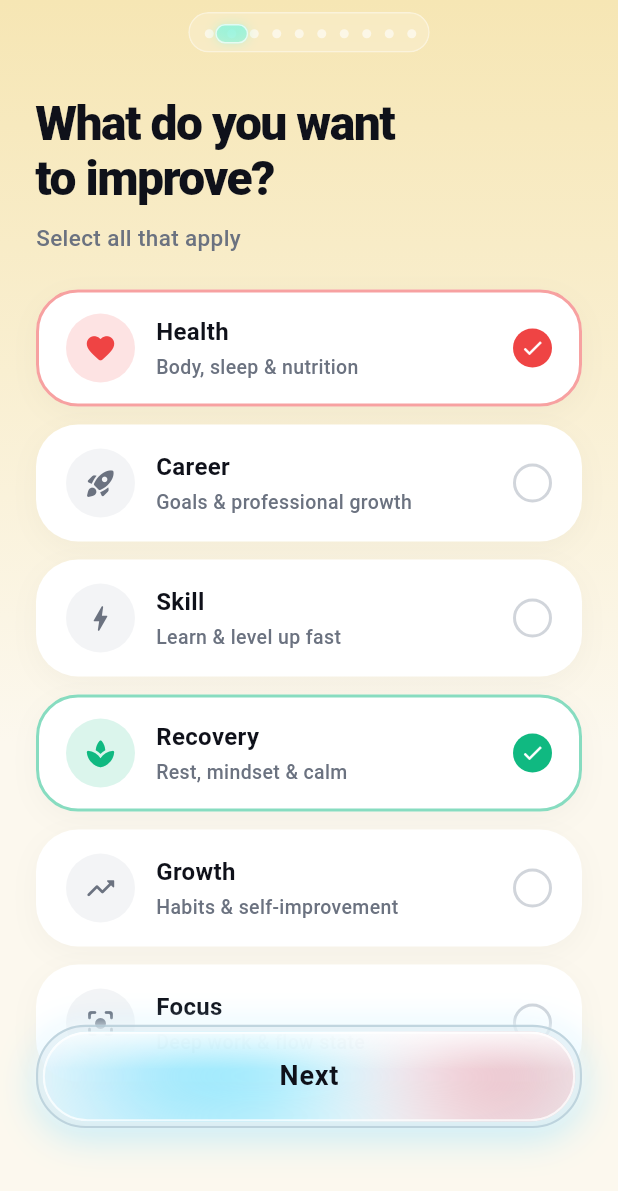
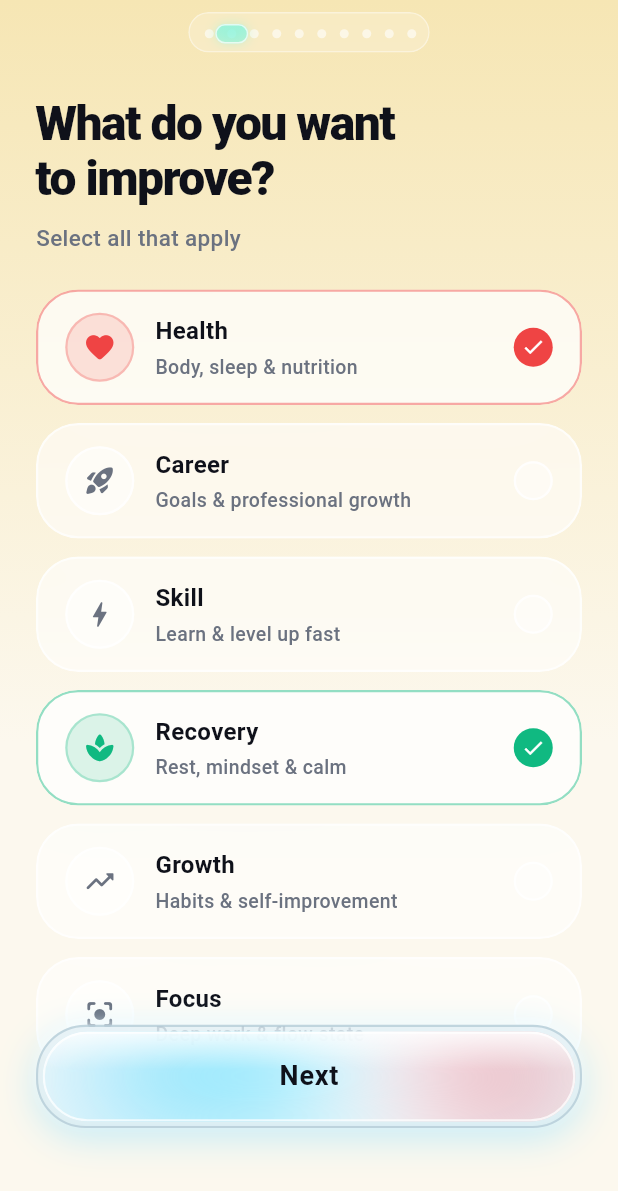
Before and after one commit to Nairitroyavay/optivus2, a Flutter app: the OnboardingScreen screen opened directly, swiped to page 2, on a phone screen of 412 x 824 dp. Shown: the top 1191 px of the screen. Run offline on Flutter 3.47's test engine with Material 3 defaults, Android fonts, the phone set to English and light mode, and no system bars.

Commit message:
feat: replace category rows with liquid glass widget in OnboardingPage1
Co-authored-by: Nairitroyavay <129119588+Nairitroyavay@users.noreply.github.com>

```diff
--- a/lib/onboarding/onboarding_page_1.dart
+++ b/lib/onboarding/onboarding_page_1.dart
@@ -1,3 +1,4 @@
+import 'dart:ui';
 import 'package:flutter/material.dart';
 import '../onboarding_screen.dart';
 
@@ -60,35 +61,45 @@ class _OnboardingPage1State extends State<OnboardingPage1> {
           _selectedItems.add(item.title);
         }
       }),
+      child: Padding(
+        padding: const EdgeInsets.only(bottom: 12),
+        child: ClipRRect(
+          borderRadius: BorderRadius.circular(28),
+          child: BackdropFilter(
+            filter: ImageFilter.blur(sigmaX: 20, sigmaY: 20),
             child: AnimatedContainer(
               duration: const Duration(milliseconds: 200),
-        margin: const EdgeInsets.only(bottom: 12),
               padding: const EdgeInsets.symmetric(horizontal: 18, vertical: 14),
               decoration: BoxDecoration(
-          color: Colors.white,
+                color: isSelected
+                    ? Colors.white.withOpacity(0.72)
+                    : Colors.white.withOpacity(0.52),
                 borderRadius: BorderRadius.circular(28),
                 border: Border.all(
-            color: isSelected ? item.primary.withOpacity(0.50) : Colors.transparent,
-            width: 2,
+                  color: isSelected
+                      ? item.primary.withOpacity(0.45)
+                      : Colors.white.withOpacity(0.70),
+                  width: 1.5,
                 ),
-          boxShadow: [
-            BoxShadow(
-              color: Colors.black.withOpacity(0.03),
-              blurRadius: 16,
-              offset: const Offset(0, 5),
-            ),
-          ],
               ),
               child: Row(
                 children: [
-            Container(
+                  // Glass icon circle
+                  AnimatedContainer(
+                    duration: const Duration(milliseconds: 200),
                     width: 46,
                     height: 46,
                     decoration: BoxDecoration(
                       color: isSelected
                           ? item.primary.withOpacity(0.15)
-                    : const Color(0xFFF3F4F6),
+                          : Colors.white.withOpacity(0.50),
                       shape: BoxShape.circle,
+                      border: Border.all(
+                        color: isSelected
+                            ? item.primary.withOpacity(0.25)
+                            : Colors.white.withOpacity(0.80),
+                        width: 1.5,
+                      ),
                     ),
                     child: Icon(
                       item.icon,
@@ -121,15 +132,19 @@ class _OnboardingPage1State extends State<OnboardingPage1> {
                       ],
                     ),
                   ),
-            Container(
+                  // Glass checkmark indicator
+                  AnimatedContainer(
+                    duration: const Duration(milliseconds: 200),
                     width: 26,
                     height: 26,
                     decoration: BoxDecoration(
                       shape: BoxShape.circle,
-                color: isSelected ? item.primary : Colors.transparent,
+                      color: isSelected ? item.primary : Colors.white.withOpacity(0.40),
                       border: Border.all(
-                  color: isSelected ? Colors.transparent : const Color(0xFFD1D5DB),
-                  width: 2,
+                        color: isSelected
+                            ? Colors.transparent
+                            : Colors.white.withOpacity(0.80),
+                        width: 1.5,
                       ),
                     ),
                     child: isSelected
@@ -137,6 +152,9 @@ class _OnboardingPage1State extends State<OnboardingPage1> {
                         : null,
                   ),
                 ],
+              ),
+            ),
+          ),
         ),
       ),
     );
```
Lines whose indentation alone changed are shown as unchanged.
